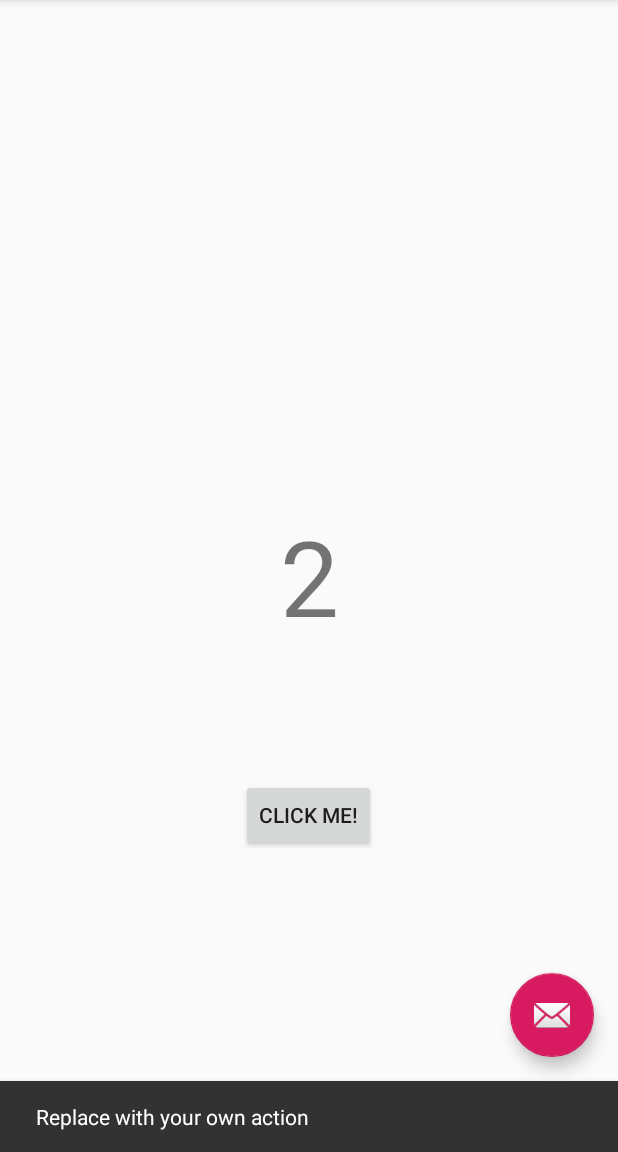
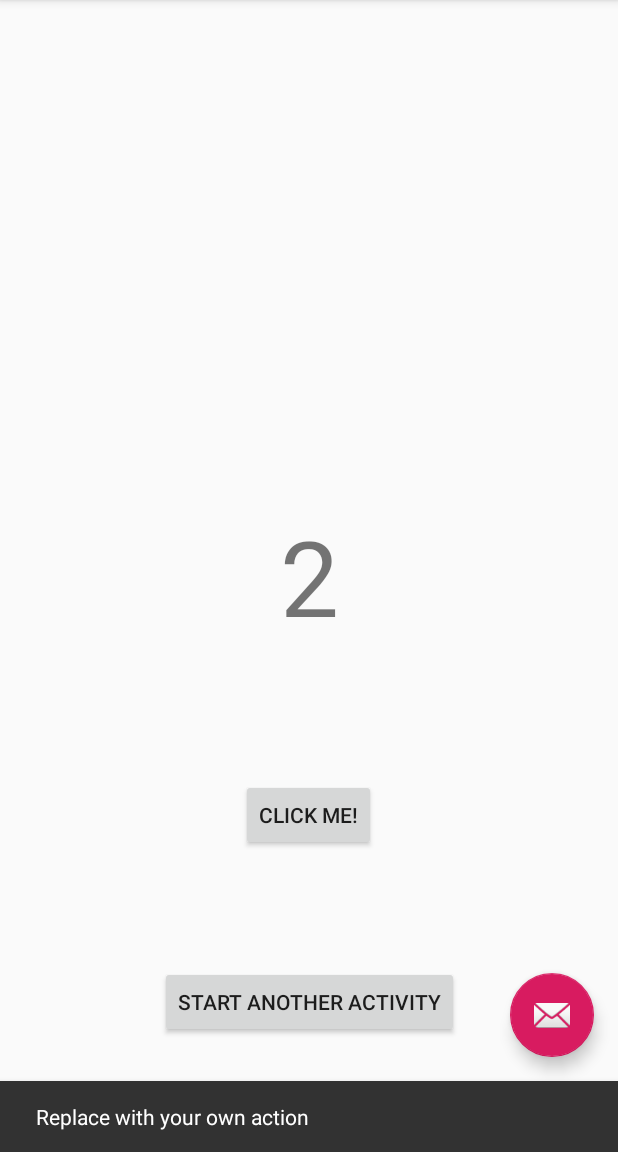
Before and after one commit to cwikp/lektoraty-android, an Android app: the screen it shows after launch (MainActivity), after a tap on an icon or button, on a phone screen of 412 x 824 dp, the part 84-1236 px from its top. Run offline under Robolectric (Android 15) with nearby library versions, the phone set to English and light mode, and no system bars; 2 other taps on this screen came first.

```diff
--- a/app/build.gradle
+++ b/app/build.gradle
@@ -23,6 +23,8 @@ dependencies {
     implementation 'com.android.support:appcompat-v7:28.0.0'
     implementation 'com.android.support.constraint:constraint-layout:1.1.3'
     implementation 'com.android.support:design:28.0.0'
+    implementation "com.google.android.gms:play-services-maps:16.1.0"
+    implementation 'com.akexorcist:googledirectionlibrary:1.1.1'
     testImplementation 'junit:junit:4.12'
     androidTestImplementation 'com.android.support.test:runner:1.0.2'
     androidTestImplementation 'com.android.support.test.espresso:espresso-core:3.0.2'
--- a/app/src/main/res/layout/content_main.xml
+++ b/app/src/main/res/layout/content_main.xml
@@ -38,4 +38,21 @@
         app:layout_constraintTop_toBottomOf="@+id/textView3"
         app:layout_constraintVertical_bias="0.295" />
 
+    <Button
+        android:id="@+id/button2"
+        android:layout_width="wrap_content"
+        android:layout_height="wrap_content"
+        android:layout_marginStart="8dp"
+        android:layout_marginLeft="8dp"
+        android:layout_marginTop="8dp"
+        android:layout_marginEnd="8dp"
+        android:layout_marginRight="8dp"
+        android:layout_marginBottom="8dp"
+        android:onClick="onStartActivityClicked"
+        android:text="Start Another Activity"
+        app:layout_constraintBottom_toBottomOf="parent"
+        app:layout_constraintEnd_toEndOf="parent"
+        app:layout_constraintStart_toStartOf="parent"
+        app:layout_constraintTop_toBottomOf="@+id/button" />
+
 </android.support.constraint.ConstraintLayout>
--- a/app/src/main/res/values/strings.xml
+++ b/app/src/main/res/values/strings.xml
@@ -2,4 +2,6 @@
     <string name="app_name">Lektoraty</string>
     <string name="action_settings">Settings</string>
     <string name="click_me">Click me!</string>
+    <string name="max_value">MAX!!</string>
+    <string name="title_activity_map">MapActivity</string>
 </resources>
```
Also changed, not shown: app/src/main/java/com/example/lektoraty/MainActivity.java (+8 -1 lines), app/src/main/res/layout/activity_map.xml (added, +34 -0 lines), app/src/main/res/layout/activity_map_fragment.xml (added, +9 -0 lines), app/src/main/res/layout/content_map.xml (added, +11 -0 lines).
